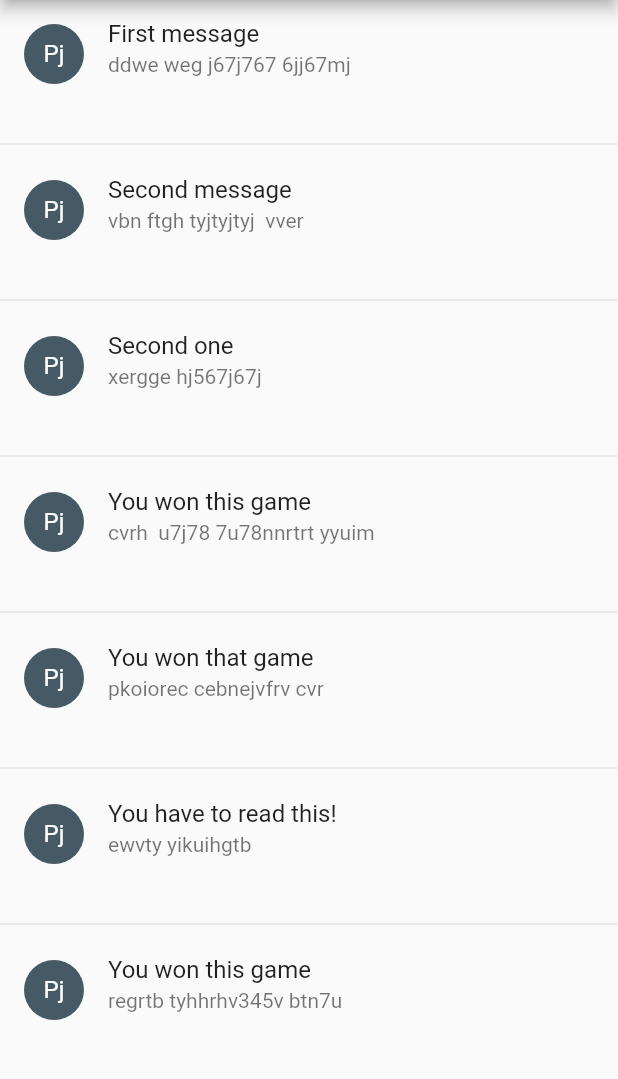
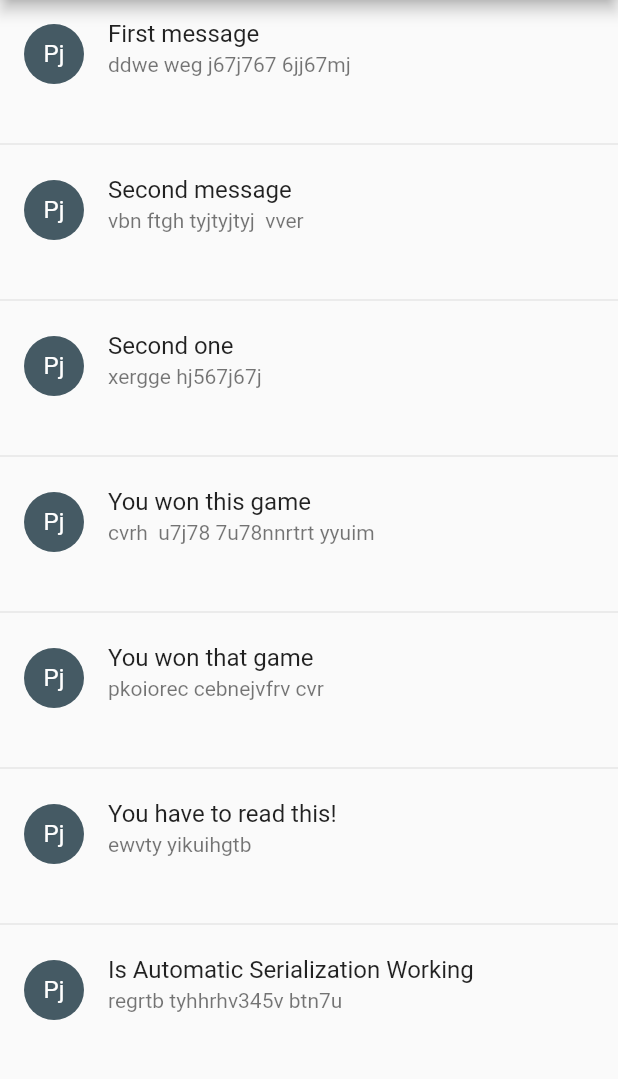
Before and after one commit to amutylo/emailapp, a Flutter app: the screen it shows after launch, on a phone screen of 412 x 824 dp, the part 84-1163 px from its top. Run offline on Flutter 3.47's test engine with Material 2 defaults, Android fonts, the phone set to English and light mode, and no system bars; generated files the repository leaves out were written again.

Commit message:
added automatic serialization

```diff
--- a/data/messages.json
+++ b/data/messages.json
@@ -7,5 +7,5 @@
     {"subject":"You won this game", "body":"cvrh  u7j78 7u78nnrtrt yyuim"},
     {"subject": "You won that game", "body":"pkoiorec cebnejvfrv cvr"},
     {"subject": "You have to read this!", "body":"ewvty yikuihgtb"},
-    {"subject":"You won this game", "body": "regrtb tyhhrhv345v btn7u"}
+    {"subject":"Is Automatic Serialization Working", "body": "regrtb tyhhrhv345v btn7u"}
   ]
--- a/lib/Message.dart
+++ b/lib/Message.dart
@@ -1,10 +1,14 @@
+import 'package:json_annotation/json_annotation.dart';
+
+part 'Message.g.dart';
+
+@JsonSerializable()
 class Message {
   final String subject;
   final String body;
 
   Message(this.subject, this.body);
 
-  Message.fromJson(Map<String, dynamic> json):
-    subject = json['subject'],
-    body = json['body'];
+  factory Message.fromJson(Map<String, dynamic> json) =>
+    _$MessageFromJson(json);
 }
--- a/pubspec.yaml
+++ b/pubspec.yaml
@@ -27,7 +27,8 @@ dependencies:
 dev_dependencies:
   flutter_test:
     sdk: flutter
-
+  build_runner:
+  json_serializable:
 
 # For information on the generic Dart part of this file, see the
 # following page: https://dart.dev/tools/pub/pubspec
```
Also changed, not shown: lib/Message.g.dart (added), pubspec.lock.
